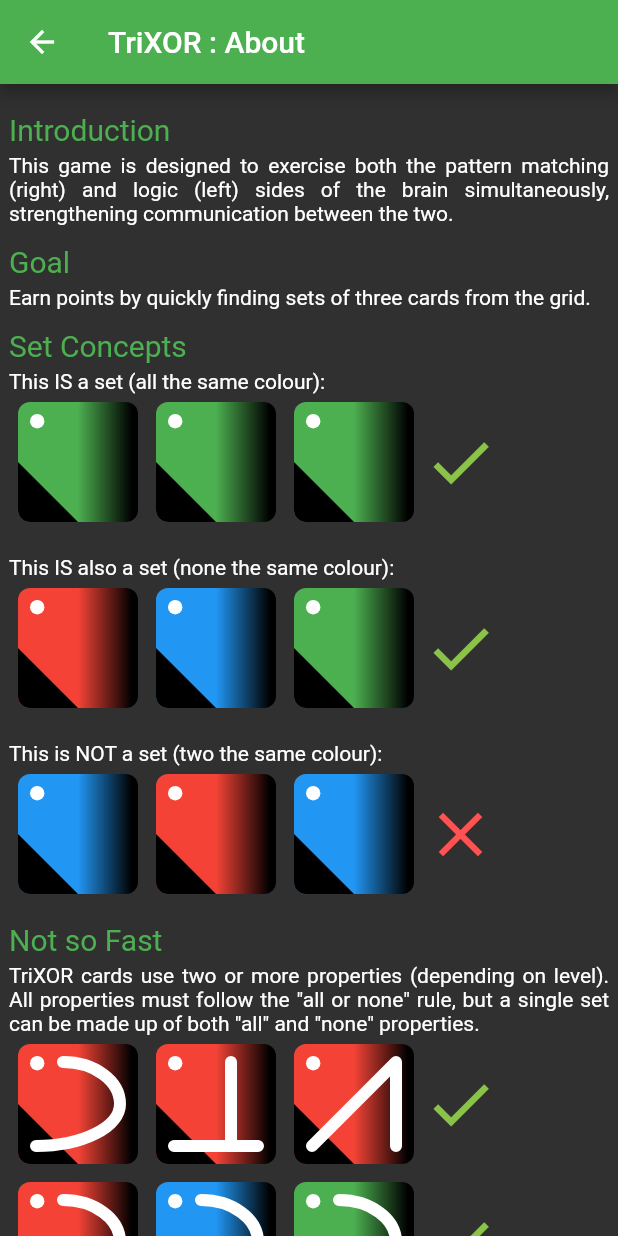
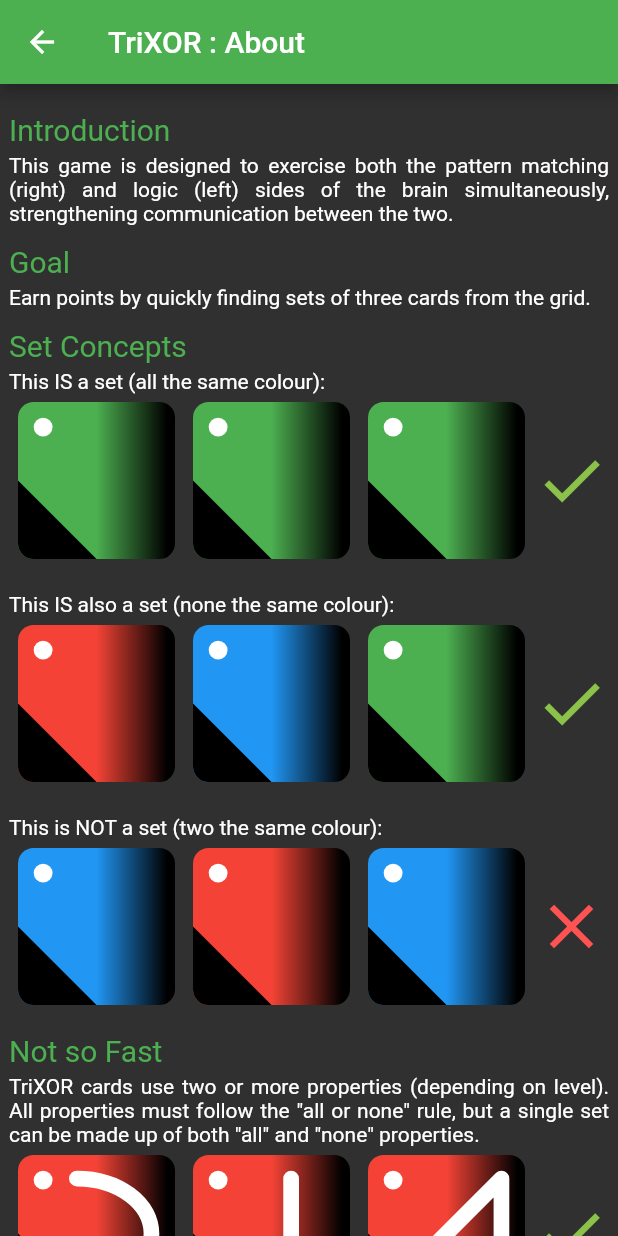
Before and after one commit to krolaw/trixor, a Flutter app: the screen it shows after launch, after a tap on "About", on a phone screen of 412 x 824 dp. Run offline on Flutter 3.47's test engine with Material 2 defaults, Android fonts, the phone set to English and light mode, and no system bars; our stand-ins replace just_audio, package_info, shared_preferences, sqflite, vibration, wakelock; accounts and stored records are empty.

Commit message:
sounds and about layout

```diff
--- a/lib/about.dart
+++ b/lib/about.dart
@@ -45,13 +45,18 @@ class HowToPlay extends StatelessWidget {
   Widget _cardRow(BuildContext context, Iterable<List<int>> attrs, bool omit,
           bool isSet) =>
       Row(
+        mainAxisSize: MainAxisSize.min,
         children: attrs
-            .map<Widget>((c) => Container(
-                margin: EdgeInsets.all(6),
-                width: 80,
-                height: 80,
-                child: CustomPaint(
-                    painter: CardPainter(logic.Card.fromAttrs(c), omit: omit))))
+            .map<Widget>((c) => Expanded(
+                child: AspectRatio(
+                    aspectRatio: 1,
+                    child: Container(
+                        margin: EdgeInsets.all(6),
+                        width: 120,
+                        height: 120,
+                        child: CustomPaint(
+                            painter: CardPainter(logic.Card.fromAttrs(c),
+                                omit: omit))))))
             .followedBy([
           isSet
               ? Icon(
--- a/lib/main.dart
+++ b/lib/main.dart
@@ -36,7 +36,9 @@ class MyApp extends StatelessWidget {
                   color: Colors.green)),
           textButtonTheme: TextButtonThemeData(
             style: TextButton.styleFrom(
-                backgroundColor: Colors.green, primary: Colors.white),
+                visualDensity: VisualDensity.compact,
+                backgroundColor: Colors.green,
+                primary: Colors.white),
           )),
       home: MyHomePage(),
     );
--- a/lib/settings.dart
+++ b/lib/settings.dart
@@ -70,13 +70,19 @@ class _SettingsDrawerState extends State<SettingsDrawer> {
                 // Important: Remove any padding from the ListView.
                 padding: EdgeInsets.zero,
                 children: <Widget>[
-                  /*DrawerHeader(
+                  DrawerHeader(
+                    padding: EdgeInsets.all(16),
                     decoration: BoxDecoration(
                       color: Theme.of(context).primaryColor,
                     ),
-                    child: Text('Settings'),
-                  ),*/
-                  Container(
+                    child: Align(
+                        child: Text(
+                          'Settings',
+                          textScaleFactor: 1.5,
+                        ),
+                        alignment: Alignment.bottomLeft),
+                  ),
+                  /*Container(
                       color: Theme.of(context).primaryColor,
                       height: 80,
                       child: Text(
@@ -84,7 +90,7 @@ class _SettingsDrawerState extends State<SettingsDrawer> {
                         textScaleFactor: 1.3,
                         //style: TextStyle(fontWeight: FontWeight.bold),
                       ),
-                      padding: EdgeInsets.fromLTRB(16, 40, 16, 0)),
+                      padding: EdgeInsets.fromLTRB(16, 40, 16, 0)),*/
                   CheckboxListTile(
                       title: Text("Sound"),
                       value: settings.sound,
```
Also changed, not shown: lib/game.dart (+14 -9 lines), lib/sounds.dart (+37 -10 lines), pubspec.yaml (+6 -2 lines), 11 other files.
